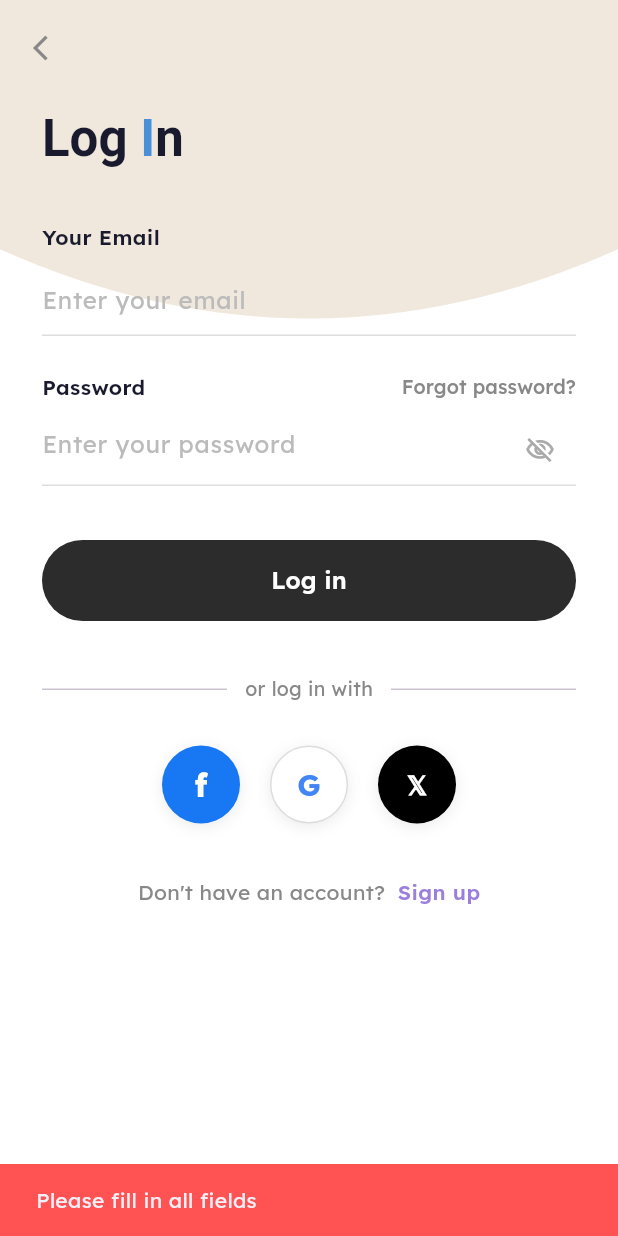
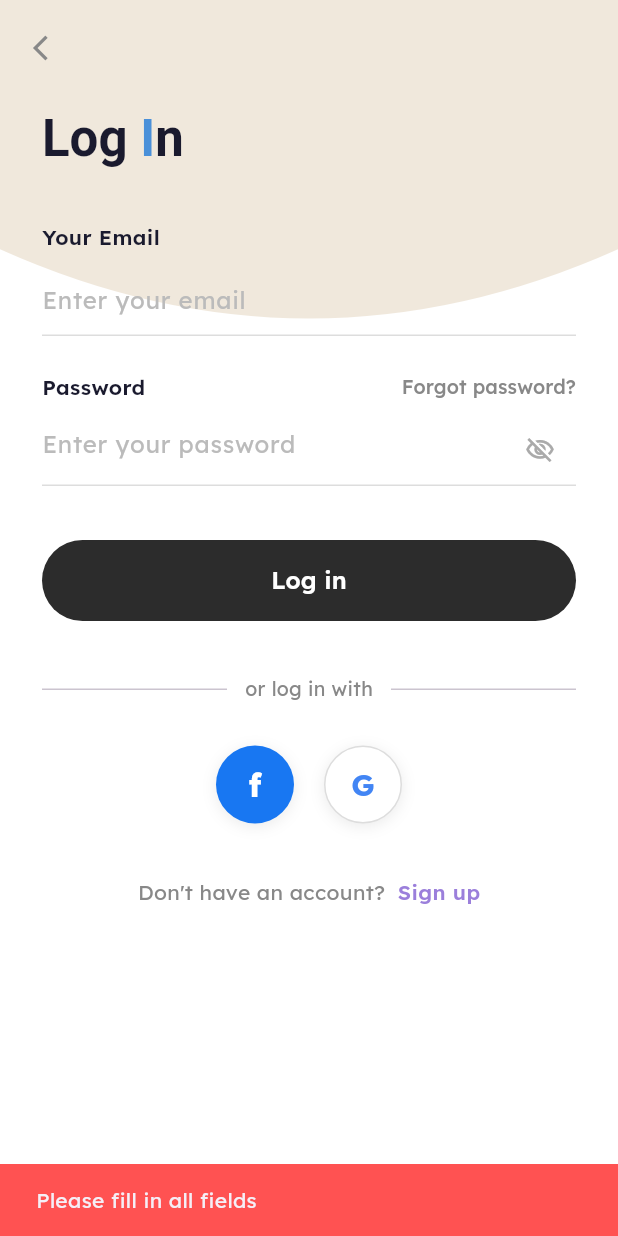
Before and after one commit to kntucky-y/Moodiary, a Flutter app: the LoginScreen screen opened directly, after a tap on "Log in", on a phone screen of 412 x 824 dp. Run offline on Flutter 3.47's test engine with Material 3 defaults, Android fonts, the phone set to English and light mode, and no system bars; our stand-ins replace fl_chart, google_fonts, shared_preferences; accounts and stored records are empty.

Commit message:
Fixed Login

```diff
--- a/moodiary/lib/screens/auth/login_screen.dart
+++ b/moodiary/lib/screens/auth/login_screen.dart
@@ -366,24 +366,6 @@ class _LoginScreenState extends State<LoginScreen> {
                           ),
                         ),
                       ),
-                      const SizedBox(width: 20),
-                      _SocialButton(
-                        color: Colors.black,
-                        onTap: () => ScaffoldMessenger.of(context).showSnackBar(
-                          const SnackBar(
-                            content: Text('X sign-in coming soon'),
-                            duration: Duration(seconds: 2),
-                          ),
-                        ),
-                        child: const Text(
-                          '𝕏',
-                          style: TextStyle(
-                            color: Colors.white,
-                            fontSize: 18,
-                            fontWeight: FontWeight.bold,
-                          ),
-                        ),
-                      ),
                     ],
                   ),
                   const SizedBox(height: 36),
```
